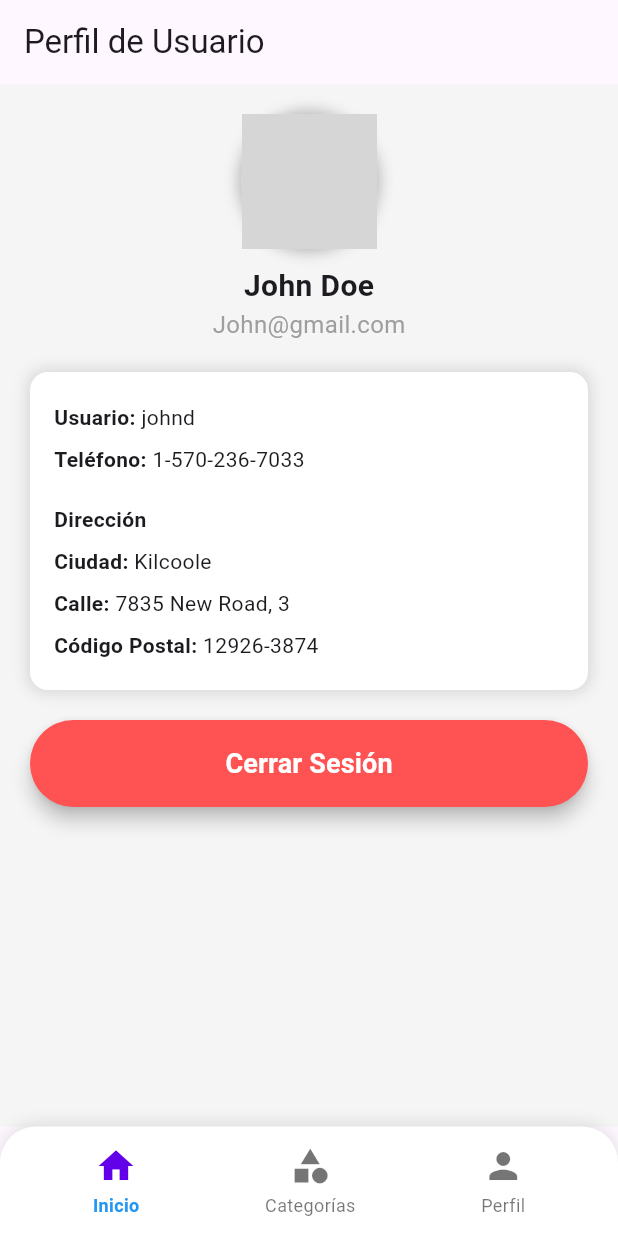
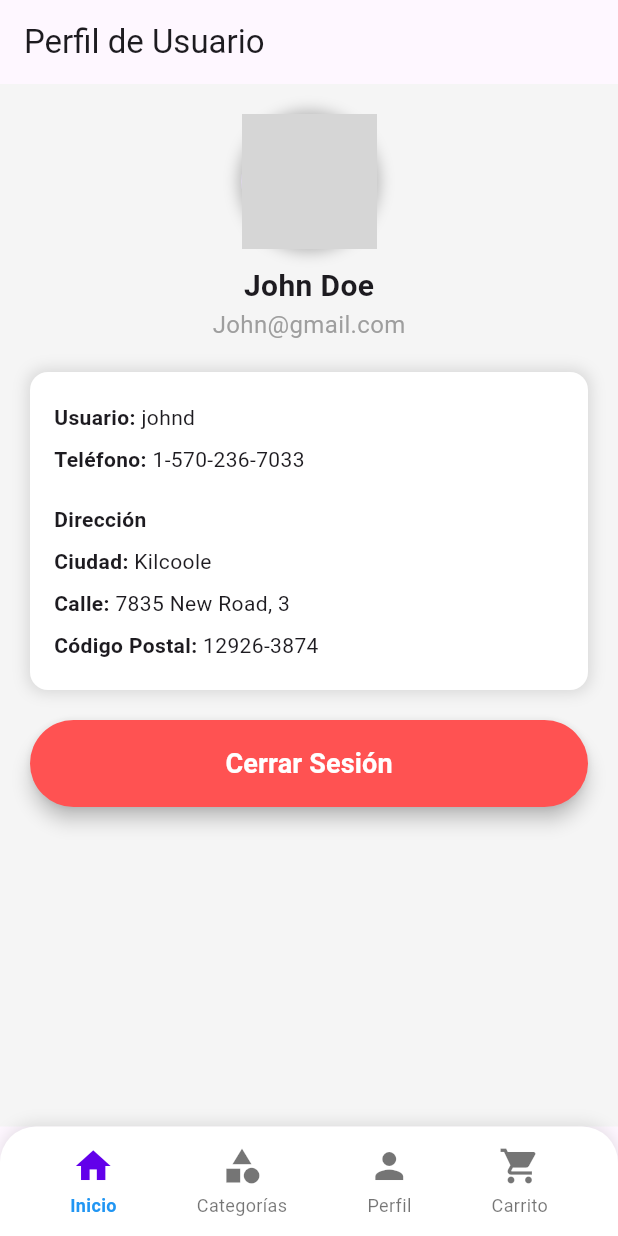
Before and after one commit to IngridFLG/atomic_design_package, a Flutter app: the screen it shows after launch, on a phone screen of 412 x 824 dp. Run offline on Flutter 3.47's test engine with Material 3 defaults, Android fonts, the phone set to English and light mode, and no system bars; network calls fail; grey boxes are pictures that could not be loaded.

Commit message:
se agrega un espacio mal al carrito

```diff
--- a/lib/organisms/bottom_nav_bar.dart
+++ b/lib/organisms/bottom_nav_bar.dart
@@ -51,6 +51,12 @@ class BottomNavBarOrganism extends StatelessWidget {
             isSelected: selectedIndex == 2,
             onTap: () => onItemSelected(2),
           ),
+          NavItemMolecule(
+            icon: Icons.shopping_cart,
+            label: "Carrito",
+            isSelected: selectedIndex == 3,
+            onTap: () => onItemSelected(3),
+          ),
         ],
       ),
     );
```
